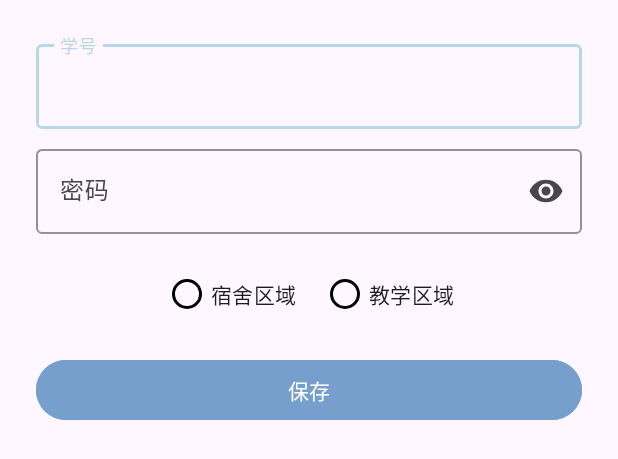
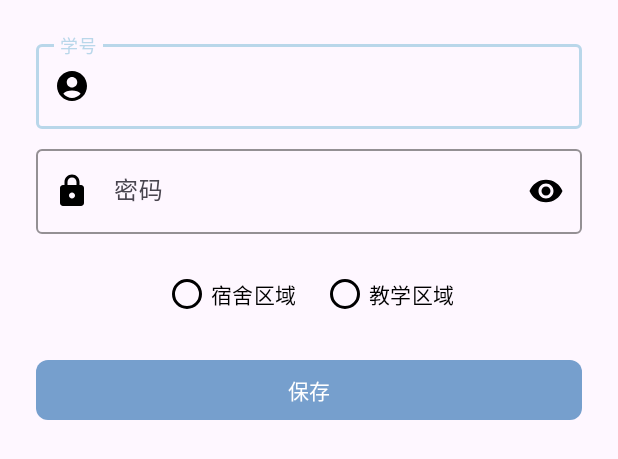
Before and after one commit to WeiTool/LoginYNUFE-Java, an Android app: the layout dialog_add_account.xml on its own in the app's theme, with its tools: preview values and no code run, on a phone screen of 412 x 824 dp. Shown: the top 459 px of the screen. Run offline under Robolectric (Android 15) with nearby library versions, the phone set to English and light mode, and no system bars.

Commit message:
优化了一些界面

```diff
--- a/app/build.gradle
+++ b/app/build.gradle
@@ -11,7 +11,7 @@ android {
         minSdk 26
         targetSdk 35
         versionCode 1
-        versionName "1.1.2"
+        versionName "1.1.3"
 
         testInstrumentationRunner "androidx.test.runner.AndroidJUnitRunner"
         vectorDrawables.useSupportLibrary = true
--- a/app/src/main/java/com/srun/loginynufe/data/AccountDao.java
+++ b/app/src/main/java/com/srun/loginynufe/data/AccountDao.java
@@ -1,5 +1,6 @@
 package com.srun.loginynufe.data;
 
+import androidx.lifecycle.LiveData;
 import androidx.room.Dao;
 import androidx.room.Delete;
 import androidx.room.Insert;
@@ -22,7 +23,7 @@ public interface AccountDao {
     void delete(Account account);
 
     @Query("SELECT * FROM accounts")
-    List<Account> getAll();
+    LiveData<List<Account>> getAll();
 
     @Query("DELETE FROM accounts")
     void deleteAll();
--- /dev/null
+++ b/app/src/main/res/drawable/ic_account.xml
@@ -0,0 +1,9 @@
+<vector xmlns:android="http://schemas.android.com/apk/res/android"
+    android:width="24dp"
+    android:height="24dp"
+    android:viewportWidth="24"
+    android:viewportHeight="24">
+    <path
+        android:fillColor="@color/icon_color"
+        android:pathData="M12,2C6.48,2 2,6.48 2,12s4.48,10 10,10 10,-4.48 10,-10S17.52,2 12,2zM12,6c1.93,0 3.5,1.57 3.5,3.5S13.93,13 12,13s-3.5,-1.57 -3.5,-3.5S10.07,6 12,6zM12,20c-2.03,0 -4.43,-1.08 -5.79,-2.8C7.33,15.67 9.6,15 12,15s4.67,0.67 5.79,2.2C16.43,18.92 14.03,20 12,20z" />
+</vector>
--- /dev/null
+++ b/app/src/main/res/drawable/ic_lock.xml
@@ -0,0 +1,9 @@
+<vector xmlns:android="http://schemas.android.com/apk/res/android"
+    android:width="24dp"
+    android:height="24dp"
+    android:viewportWidth="24"
+    android:viewportHeight="24">
+    <path
+        android:fillColor="@color/icon_color"
+        android:pathData="M18,8h-1V6c0-2.76-2.24-5-5-5S7,3.24,7,6v2H6c-1.1,0-2,0.9-2,2v10c0,1.1,0.9,2,2,2h12c1.1,0,2-0.9,2-2V10c0-1.1-0.9-2-2-2zM9,6c0-1.66,1.34-3,3-3s3,1.34,3,3v2H9V6zM12,17c-1.1,0-2-0.9-2-2s0.9-2,2-2,2,0.9,2,2-0.9,2-2,2z"/>
+</vector>
--- a/app/src/main/res/layout/dialog_add_account.xml
+++ b/app/src/main/res/layout/dialog_add_account.xml
@@ -1,7 +1,8 @@
+<?xml version="1.0" encoding="utf-8"?>
 <LinearLayout xmlns:android="http://schemas.android.com/apk/res/android"
+    xmlns:app="http://schemas.android.com/apk/res-auto"
     android:layout_width="match_parent"
     android:layout_height="wrap_content"
-    xmlns:app="http://schemas.android.com/apk/res-auto"
     android:minWidth="300dp"
     android:minHeight="200dp"
     android:orientation="vertical"
@@ -11,16 +12,18 @@
     <com.google.android.material.textfield.TextInputLayout
         android:layout_width="match_parent"
         android:layout_height="wrap_content"
-        android:hint="学号"
         app:boxStrokeColor="@color/accent_color"
-        app:hintTextColor="@color/accent_color">
+        android:hint="@string/student_id"
+        app:hintTextColor="@color/accent_color"
+        app:startIconDrawable="@drawable/ic_account"
+        app:startIconTint="@color/black">
 
         <com.google.android.material.textfield.TextInputEditText
             android:id="@+id/etStudentId"
             android:layout_width="match_parent"
             android:layout_height="wrap_content"
+            android:importantForAutofill="auto"
             android:inputType="number" />
-
     </com.google.android.material.textfield.TextInputLayout>
 
     <!-- 密码输入 -->
@@ -28,17 +31,20 @@
         android:layout_width="match_parent"
         android:layout_height="wrap_content"
         android:layout_marginTop="8dp"
+        app:boxStrokeColor="@color/accent_color"
+        app:endIconMode="password_toggle"
+        app:endIconTint="@color/black"
         android:hint="@string/password"
-        app:endIconMode="password_toggle"
-        app:boxStrokeColor="@color/accent_color"
-        app:hintTextColor="@color/accent_color">>
+        app:hintTextColor="@color/accent_color"
+        app:startIconDrawable="@drawable/ic_lock"
+        app:startIconTint="@color/black">
 
         <com.google.android.material.textfield.TextInputEditText
             android:id="@+id/etPassword"
             android:layout_width="match_parent"
             android:layout_height="wrap_content"
+            android:importantForAutofill="auto"
             android:inputType="textPassword" />
-
     </com.google.android.material.textfield.TextInputLayout>
 
     <!-- 区域选择 -->
@@ -47,32 +53,39 @@
         android:layout_width="match_parent"
         android:layout_height="wrap_content"
         android:layout_marginTop="16dp"
-        android:orientation="horizontal"
-        android:gravity="center">
+        android:gravity="center"
+        android:orientation="horizontal">
 
         <RadioButton
             android:id="@+id/rbCTC"
             android:layout_width="wrap_content"
             android:layout_height="wrap_content"
-            android:text="宿舍区域"
             android:layout_marginEnd="16dp"
-            app:buttonTint="@color/radio_button_color"/>
+            android:contentDescription="@string/dormitory_area_desc"
+            android:text="@string/dormitory_area"
+            android:textColor="@color/black"
+            app:buttonTint="@color/radio_button_color" />
 
         <RadioButton
             android:id="@+id/rbYNufe"
             android:layout_width="wrap_content"
             android:layout_height="wrap_content"
-            android:text="教学区域"
-            app:buttonTint="@color/radio_button_color"/>
+            android:contentDescription="@string/teaching_area_desc"
+            android:text="@string/teaching_area"
+            android:textColor="@color/black"
+            app:buttonTint="@color/radio_button_color" />
     </RadioGroup>
 
     <!-- 保存按钮 -->
-    <Button
+    <com.google.android.material.button.MaterialButton
         android:id="@+id/btnSave"
         android:layout_width="match_parent"
         android:layout_height="wrap_content"
         android:layout_marginTop="16dp"
-        android:text="保存"
-        android:backgroundTint="@color/button_color"/>
+        android:contentDescription="@string/save_desc"
+        android:text="@string/save"
+        android:textColor="@color/white"
+        app:backgroundTint="@color/button_color"
+        app:cornerRadius="8dp" />
 
 </LinearLayout>
--- a/app/src/main/res/values/colors.xml
+++ b/app/src/main/res/values/colors.xml
@@ -6,5 +6,8 @@
     <color name="green">#00CD00</color>
     <color name="background_color">#F7FBFc</color>
     <color name="button_color">#769FCD</color>
+    <color name="gray_700">#616161</color>
+    <color name="gray_800">#424242</color>
     <color name="accent_color">#B9D7EA</color>
+    <color name="icon_color">#757575</color>
 </resources>
--- a/app/src/main/res/values/strings.xml
+++ b/app/src/main/res/values/strings.xml
@@ -13,4 +13,18 @@
     <string name="online_devices">总在线设备：%d</string>
     <string name="ip_format">IP: %s</string>
     <string name="ip_not_available">IP: 未获取</string>
+    <string name="delete_desc">删除卡片</string>
+    <string name="logs_desc">卡片日志</string>
+    <string name="login">登录</string>
+    <string name="logout">退出</string>
+    <string name="clear_logs">清除日志</string>
+    <string name="clear_logs_desc">清除所有日志记录</string>
+    <string name="student_id">学号</string>
+    <string name="dormitory_area">宿舍区域</string>
+    <string name="dormitory_area_desc">选择宿舍区域网络</string>
+    <string name="teaching_area">教学区域</string>
+    <string name="teaching_area_desc">选择教学区域网络</string>
+    <string name="save">保存</string>
+    <string name="save_desc">保存账号信息</string>
+    <string name="delete_all">清空全部</string>
 </resources>
```
Also changed, not shown: app/src/main/java/com/srun/loginynufe/MainActivity.java (+25 -111 lines), app/src/main/java/com/srun/loginynufe/adapter/AccountAdapter.java (+43 -46 lines), app/src/main/java/com/srun/loginynufe/utils/AccountDiffCallback.java (added, +39 -0 lines), app/src/main/res/layout/activity_main.xml (+10 -10 lines), app/src/main/res/layout/dialog_logs.xml (+8 -4 lines), app/src/main/res/layout/item_account.xml (+45 -45 lines).
